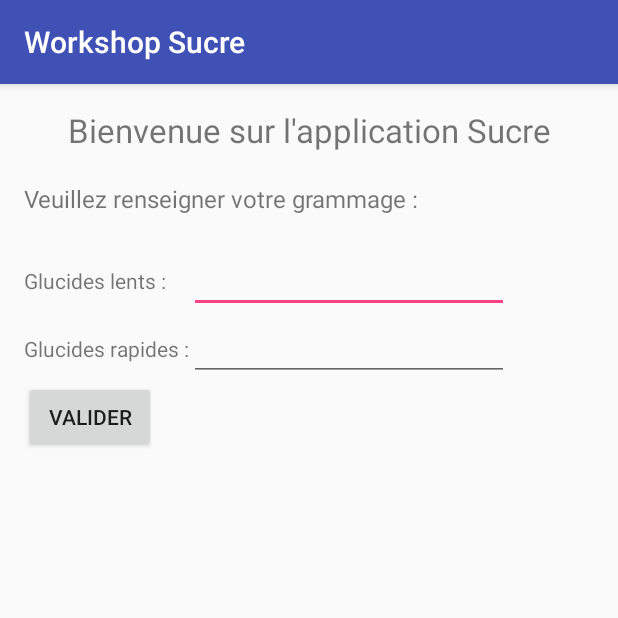
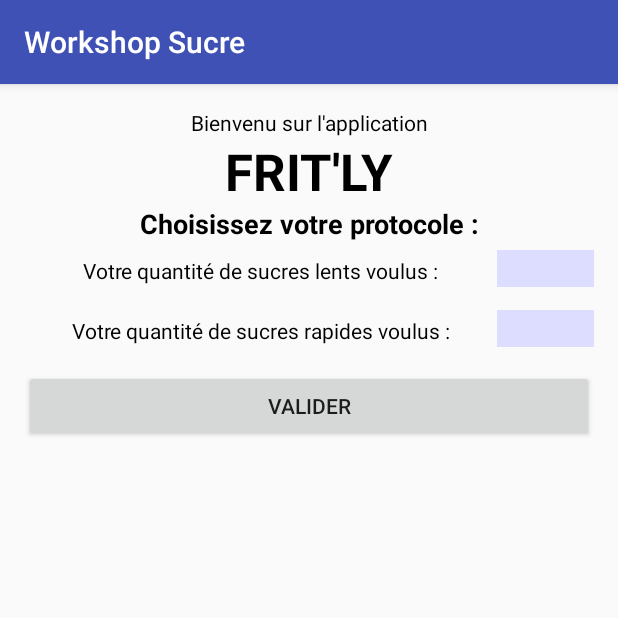
Before and after one commit to Alexandre-LePoupon/sucre, an Android app: the screen it shows after launch (MainActivity), on a phone screen of 412 x 824 dp, the top half of it. Run offline under Robolectric (Android 15) with nearby library versions, the phone set to English and light mode, and no system bars.

Commit message:
style 1er page

```diff
--- a/app/src/main/java/com/workshop/sucre/MainActivity.java
+++ b/app/src/main/java/com/workshop/sucre/MainActivity.java
@@ -29,6 +29,8 @@
         //float rapide = rapide = Float.parseFloat(rapideText.getText().toString());
         //Protocole protocole = new Protocole(1,lent,rapide);
         //this.modifProtocole(protocole);
+
+        // input names inputSucresLents / inputSucresRapides
         startActivity(new Intent(this, FastFood.class));
     }
 
--- a/app/src/main/res/layout/activity_accueil.xml
+++ b/app/src/main/res/layout/activity_accueil.xml
@@ -1,5 +1,5 @@
 <?xml version="1.0" encoding="utf-8"?>
-<RelativeLayout xmlns:android="http://schemas.android.com/apk/res/android"
+<LinearLayout xmlns:android="http://schemas.android.com/apk/res/android"
     xmlns:tools="http://schemas.android.com/tools"
     android:id="@+id/activity_main"
     android:layout_width="match_parent"
@@ -10,71 +10,128 @@
     android:paddingTop="@dimen/activity_vertical_margin"
     tools:context="com.workshop.sucre.MainActivity">
 
-    <LinearLayout
-        android:orientation="vertical"
+    <ScrollView
         android:layout_width="match_parent"
         android:layout_height="match_parent"
         android:layout_alignParentTop="true"
         android:layout_alignParentLeft="true"
         android:layout_alignParentStart="true">
 
+
+        <LinearLayout
+            android:orientation="vertical"
+            android:layout_width="match_parent"
+            android:layout_height="wrap_content">
+
+            <TextView
+                android:text="Bienvenu sur l'application"
+                android:layout_width="match_parent"
+                android:layout_height="wrap_content"
+                android:id="@+id/messageBienvenu"
+                android:textAlignment="center"
+                tools:text="Bienvenu sur l'application"
+                android:textColor="#000" />
+
             <TextView
                 android:layout_width="match_parent"
                 android:layout_height="wrap_content"
+                android:layout_alignParentBottom="true"
+                android:layout_centerHorizontal="false"
+                android:id="@+id/titre"
+                android:text="FRIT'LY"
+                android:textAppearance="@style/TextAppearance.AppCompat.Display1"
+                android:textSize="34sp"
+                android:textStyle="normal|bold"
                 android:textAlignment="center"
-            android:textSize="22sp"
-            android:text="Bienvenue sur l'application Sucre" />
+                android:textColor="#000" />
+
+            <LinearLayout
+                android:orientation="vertical"
+                android:layout_width="match_parent"
+                android:layout_height="wrap_content"
+                tools:background="#AAA"
+                tools:padding="5dp"
+                tools:layout_marginTop="10dp">
 
                 <TextView
-            android:layout_marginTop="20dp"
-            android:text="Veuillez renseigner votre grammage :"
+                    android:text="Choisissez votre protocole :"
                     android:layout_width="match_parent"
                     android:layout_height="wrap_content"
-            android:textSize="16sp"
-            android:id="@+id/textView2" />
+                    android:id="@+id/messageChoixProtocol"
+                    android:textAlignment="center"
+                    android:textColor="#000"
+                    tools:paddingBottom="10dp"
+                    android:textStyle="normal|bold"
+                    android:textSize="18sp" />
 
-        <GridLayout
-            android:layout_marginTop="20dp"
+                <LinearLayout
+                    android:orientation="horizontal"
                     android:layout_width="match_parent"
                     android:layout_height="match_parent"
-            android:columnCount="2">
+                    android:layout_marginBottom="15dp"
+                    android:layout_marginTop="5dp">
 
                     <TextView
-                android:text="Glucides lents :"
-                android:layout_width="wrap_content"
+                        android:text="Votre quantité de sucres lents voulus :"
+                        android:layout_width="match_parent"
                         android:layout_height="wrap_content"
-                android:id="@+id/textView3" />
+                        android:id="@+id/surcresLentes"
+                        android:fontFamily="sans-serif"
+                        android:textSize="14sp"
+                        android:textColor="#000"
+                        android:textAlignment="center"
+                        tools:paddingBottom="5dp"
+                        android:layout_weight="1" />
 
                     <EditText
-                android:layout_width="wrap_content"
                         android:layout_height="wrap_content"
-                android:inputType="numberDecimal"
+                        android:inputType="number"
                         android:ems="10"
-                android:id="@+id/editText" />
-
-            <TextView
-                android:text="Glucides rapides :"
-                android:layout_width="wrap_content"
-                android:layout_height="wrap_content"
-                android:id="@+id/textView4" />
-
-            <EditText
-                android:layout_width="wrap_content"
-                android:layout_height="wrap_content"
-                android:inputType="numberDecimal"
-                android:ems="10"
-                android:id="@+id/editText2" />
-
-            <Button
-                android:id="@+id/button2"
-                android:layout_width="wrap_content"
-                android:layout_height="wrap_content"
-                android:layout_column="0"
-                android:layout_row="2"
-                android:text="Valider"
-                android:onClick="accueil" />
-        </GridLayout>
+                        android:id="@+id/inputSucresLents"
+                        android:background="#DDF"
+                        android:textColor="#000"
+                        android:layout_width="130dp"
+                        android:textAlignment="center"
+                        android:layout_weight="1" />
 
                 </LinearLayout>
 
-</RelativeLayout>
+                <LinearLayout
+                    android:orientation="horizontal"
+                    android:layout_width="match_parent"
+                    android:layout_height="match_parent"
+                    android:layout_weight="1"
+                    android:layout_marginBottom="15dp">
+
+                    <TextView
+                        android:text="Votre quantité de sucres rapides voulus :"
+                        android:layout_width="match_parent"
+                        android:layout_height="wrap_content"
+                        android:id="@+id/sucresRapide"
+                        android:textSize="14sp"
+                        android:textColor="#000"
+                        android:textAlignment="center"
+                        android:layout_weight="1" />
+
+                    <EditText
+                        android:layout_width="130dp"
+                        android:layout_height="wrap_content"
+                        android:inputType="number"
+                        android:ems="10"
+                        android:id="@+id/inputSucresRapides"
+                        android:textColor="#000"
+                        android:background="#DDF"
+                        android:textAlignment="center"
+                        android:layout_weight="1" />
+                </LinearLayout>
+
+                <Button
+                    android:layout_width="fill_parent"
+                    android:layout_height="wrap_content"
+                    android:onClick="accueil"
+                    android:text="Valider" />
+            </LinearLayout>
+
+        </LinearLayout>
+    </ScrollView>
+</LinearLayout>
```
Lines whose indentation alone changed are shown as unchanged.
